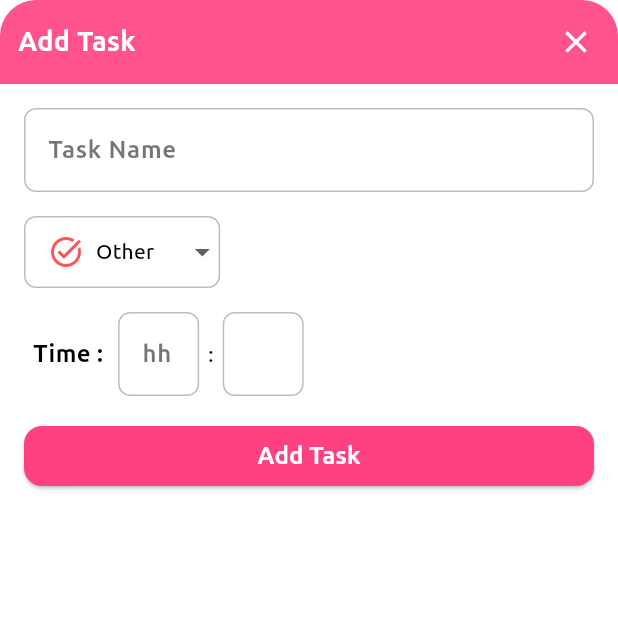
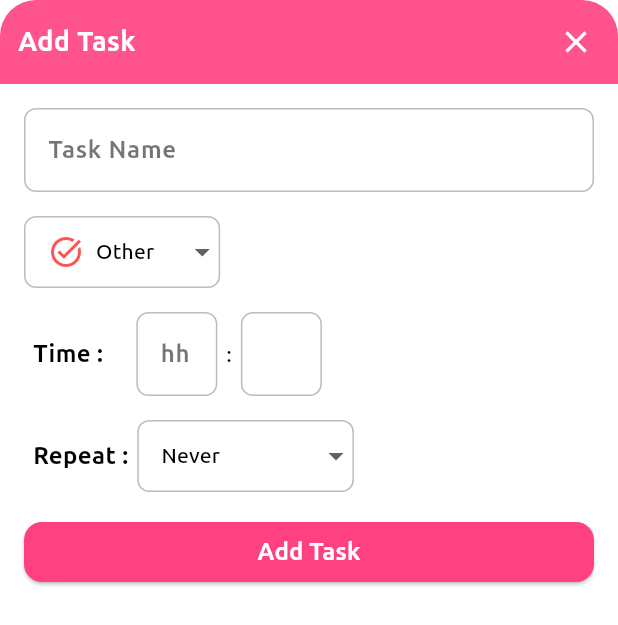
Before and after one commit to Dhana2513/TaskNest, a Flutter app: the AddTaskDialog widget shown alone on an empty page, opened directly, on a phone screen of 412 x 824 dp. Shown: the top 625 px of the screen. Run offline on Flutter 3.47's test engine with Material 3 defaults, Android fonts, the light colour scheme and no system bars; our stand-ins replace cloud_firestore, firebase_analytics, firebase_core, firebase_remote_config, recase; accounts and stored records are empty.

Commit message:
feat: added task scheduler

```diff
--- a/lib/core/constants/constants.dart
+++ b/lib/core/constants/constants.dart
@@ -46,17 +46,26 @@ abstract class Constants {
       'Are you sure you want to delete <<video>>?';
 
   static const selectTaskType = 'Select task type';
+  static const selectRepeatType = 'Select repeat type';
 
   static const hour = 'hh';
   static const minutes = 'mm';
 
-  static const time = 'Time : ';
+  static const time = 'Time :    ';
 
   static const provideTaskName = 'Please provide Task name';
 
   static const edit = 'Edit';
 
-  static const scheduleTask = 'Schedule Tasks';
+  static const scheduledTask = 'Scheduled Tasks';
 
   static const updateTask = 'Update task';
+
+  static const taskScheduler = 'Task Scheduler';
+
+  static const repeat = 'Repeat :';
+  static const repeatNever = 'Never';
+  static const repeatDaily = 'Daily';
+  static const repeatWeekly = 'Weekly';
+  static const repeatMonthly = 'Monthly';
 }
--- a/lib/core/services/firestore.dart
+++ b/lib/core/services/firestore.dart
@@ -1,6 +1,7 @@
 import 'dart:async';
 
 import 'package:cloud_firestore/cloud_firestore.dart';
+import 'package:task_nest/core/services/task_scheduler.dart';
 import 'package:task_nest/shared/model/task.dart';
 import 'package:task_nest/shared/type/task_type.dart';
 
@@ -63,6 +64,8 @@ class Firestore {
         }
       }
 
+      TaskScheduler.instance.scheduleTask(tasks);
+
       tasks.sort((t1, t2) => (t1.index ?? 0) > (t2.index ?? 0) ? 1 : 0);
 
       workTaskStream.sink
--- a/lib/features/home/add_task_dialog.dart
+++ b/lib/features/home/add_task_dialog.dart
@@ -10,6 +10,7 @@ import 'package:task_nest/core/widgets/ui_button.dart';
 import 'package:task_nest/core/widgets/ui_dialog.dart';
 import 'package:task_nest/core/widgets/ui_text_field.dart';
 import 'package:task_nest/shared/model/task.dart';
+import 'package:task_nest/shared/type/repeat_type.dart';
 import 'package:task_nest/shared/type/task_type.dart';
 
 import '../../core/constants/constants.dart';
@@ -35,6 +36,7 @@ class _AddTaskDialogState extends State<AddTaskDialog> {
   late final TextEditingController minuteController;
   late final ValueNotifier<bool> loadingNotifier;
   late TaskType selectedTaskType;
+  late RepeatType selectedRepeatType = RepeatType.never;
 
   @override
   void initState() {
@@ -52,14 +54,18 @@ class _AddTaskDialogState extends State<AddTaskDialog> {
 
     selectedTaskType =
         widget.taskType ?? widget.task?.taskType ?? TaskType.other;
+
+    selectedRepeatType = widget.task?.repeatType ?? RepeatType.never;
   }
 
   Widget get padding => const SizedBox(height: BoxPadding.standard);
 
   void showError(String message) {
-    ScaffoldMessenger.of(context)
-        .showSnackBar(
-        SnackBar(content: Text(message, style: UITextStyle.body,)));
+    ScaffoldMessenger.of(context).showSnackBar(SnackBar(
+        content: Text(
+      message,
+      style: UITextStyle.body,
+    )));
   }
 
   void addTask() async {
@@ -71,6 +77,7 @@ class _AddTaskDialogState extends State<AddTaskDialog> {
       showError(Constants.provideTaskName);
       return;
     }
+
     loadingNotifier.value = true;
 
     final hours = int.tryParse(hourText) ?? 0;
@@ -78,17 +85,20 @@ class _AddTaskDialogState extends State<AddTaskDialog> {
 
     final duration = (hours * 60) + minutes;
 
-
     final task = Task(
       name: taskName,
       taskType: selectedTaskType,
       minutes: duration,
+      date: DateTime.now(),
+      repeatType: selectedRepeatType,
     );
 
     if (widget.task != null) {
       final updatedTask = widget.task!.copyWith(
         name: taskName,
         taskType: selectedTaskType,
+        date: DateTime.now(),
+        repeatType: selectedRepeatType,
         minutes: duration,
       );
 
@@ -128,11 +138,13 @@ class _AddTaskDialogState extends State<AddTaskDialog> {
                   ),
                   child: DropdownButton<TaskType>(
                     underline: Container(),
-                    hint: const Text(Constants.selectTaskType, style: UITextStyle.body,),
+                    hint: const Text(
+                      Constants.selectTaskType,
+                      style: UITextStyle.body,
+                    ),
                     value: selectedTaskType,
                     items: TaskType.values
-                        .map((taskType) =>
-                        DropdownMenuItem<TaskType>(
+                        .map((taskType) => DropdownMenuItem<TaskType>(
                               value: taskType,
                               child: Padding(
                                 padding: const EdgeInsets.symmetric(
@@ -143,7 +155,10 @@ class _AddTaskDialogState extends State<AddTaskDialog> {
                                   children: [
                                     taskType.icon,
                                     const SizedBox(width: BoxPadding.small),
-                                Text(taskType.name.titleCase, style: UITextStyle.body,),
+                                    Text(
+                                      taskType.name.titleCase,
+                                      style: UITextStyle.body,
+                                    ),
                                   ],
                                 ),
                               ),
@@ -175,7 +190,10 @@ class _AddTaskDialogState extends State<AddTaskDialog> {
                 ),
                 const Padding(
                   padding: EdgeInsets.all(BoxPadding.xSmall),
-                    child: Text(':', style: UITextStyle.body,),
+                  child: Text(
+                    ':',
+                    style: UITextStyle.body,
+                  ),
                 ),
                 SizedBox(
                   width: BoxPadding.xxLarge + BoxPadding.xSmall,
@@ -185,6 +203,49 @@ class _AddTaskDialogState extends State<AddTaskDialog> {
                     keyboardType: TextInputType.number,
                   ),
                 ),
+              ],
+            ),
+            padding,
+            Row(
+              children: [
+                const Padding(
+                  padding: EdgeInsets.all(BoxPadding.xSmall),
+                  child: Text(Constants.repeat, style: UITextStyle.subtitle1),
+                ),
+                DecoratedBox(
+                  decoration: BoxDecoration(
+                    border: Border.all(color: Colors.grey.shade400),
+                    borderRadius: BorderRadius.circular(BoxPadding.small),
+                  ),
+                  child: DropdownButton<RepeatType>(
+                    underline: Container(),
+                    hint: const Text(
+                      Constants.selectRepeatType,
+                      style: UITextStyle.body,
+                    ),
+                    value: selectedRepeatType,
+                    items: RepeatType.values
+                        .map((repeatType) => DropdownMenuItem<RepeatType>(
+                              value: repeatType,
+                              child: Padding(
+                                padding: const EdgeInsets.symmetric(
+                                  vertical: BoxPadding.small,
+                                  horizontal: BoxPadding.standard,
+                                ),
+                                child: Text(
+                                  repeatType.name.titleCase,
+                                  style: UITextStyle.body,
+                                ),
+                              ),
+                            ))
+                        .toList(),
+                    onChanged: (selected) {
+                      setState(() {
+                        selectedRepeatType = selected ?? RepeatType.never;
+                      });
+                    },
+                  ),
+                )
               ],
             ),
             padding,
--- a/lib/features/home/widget/total_time_required.dart
+++ b/lib/features/home/widget/total_time_required.dart
@@ -46,7 +46,7 @@ class TotalTimeRequired extends StatelessWidget {
       ),
       padding: const EdgeInsets.all(BoxPadding.standard),
       child: Text(
-        'Total required time ${duration.toStringTime} min',
+        'Total required time ${duration.toStringTime} hrs',
         style: UITextStyle.subtitle1.copyWith(
           color: Theme.of(context).primaryColor,
         ),
--- a/lib/main.dart
+++ b/lib/main.dart
@@ -2,7 +2,7 @@ import 'package:firebase_core/firebase_core.dart';
 import 'package:flutter/material.dart';
 
 import 'features/home/home_screen.dart';
-import 'theme/theme.dart';
+import 'shared/theme/theme.dart';
 
 void main() async {
   WidgetsFlutterBinding.ensureInitialized();
--- a/lib/shared/model/task.dart
+++ b/lib/shared/model/task.dart
@@ -1,4 +1,5 @@
 import 'package:task_nest/core/extensions/map_extension.dart';
+import 'package:task_nest/shared/type/repeat_type.dart';
 import 'package:task_nest/shared/type/task_type.dart';
 
 class Task {
@@ -11,6 +12,8 @@ class Task {
     this.complete,
     this.subTasks,
     this.completedDate,
+    this.date,
+    this.repeatType = RepeatType.never,
   });
 
   String? documentID;
@@ -22,6 +25,8 @@ class Task {
   List<Task>? subTasks;
   TaskType taskType;
   DateTime? completedDate;
+  DateTime? date;
+  RepeatType repeatType;
 
   factory Task.fromJson({
     String? documentID,
@@ -34,7 +39,9 @@ class Task {
       minutes: json.intForKey(TaskKey.minutes),
       complete: json.boolForKey(TaskKey.complete),
       taskType: TaskTypeX.fromString(json.stringForKey(TaskKey.taskType)),
+      repeatType: RepeatTypeX.fromString(json.stringForKey(TaskKey.repeatType)),
       completedDate: json.dateForKey(TaskKey.completedDate),
+      date: json.dateForKey(TaskKey.date),
       subTasks: json
           .listForKey(TaskKey.subTasks)
           .map((item) => Task.fromJson(json: item))
@@ -50,6 +57,8 @@ class Task {
       TaskKey.minutes: minutes,
       TaskKey.complete: complete,
       TaskKey.completedDate: completedDate,
+      TaskKey.date: date,
+      TaskKey.repeatType: repeatType.name,
       TaskKey.subTasks: subTasks?.map((task) => task.toJson()).toList() ?? []
     };
   }
@@ -63,6 +72,8 @@ class Task {
     bool? complete,
     List<Task>? subTasks,
     DateTime? completedDate,
+    DateTime? date,
+    RepeatType? repeatType,
   }) {
     return Task(
       documentID: documentID ?? this.documentID,
@@ -73,6 +84,8 @@ class Task {
       complete: complete ?? this.complete,
       subTasks: subTasks ?? this.subTasks,
       completedDate: completedDate ?? this.completedDate,
+      date: date ?? this.date,
+      repeatType: repeatType ?? this.repeatType,
     );
   }
 }
@@ -85,4 +98,6 @@ abstract class TaskKey {
   static const complete = 'complete';
   static const completedDate = 'completedDate';
   static const subTasks = 'subTasks';
+  static const date = 'date';
+  static const repeatType = 'repeatType';
 }
--- /dev/null
+++ b/lib/shared/type/repeat_type.dart
@@ -0,0 +1,21 @@
+enum RepeatType {
+  daily,
+  weekly,
+  monthly,
+  never,
+}
+
+extension RepeatTypeX on RepeatType {
+  static RepeatType fromString(String value) {
+    switch (value.toLowerCase()) {
+      case 'daily':
+        return RepeatType.daily;
+      case 'weekly':
+        return RepeatType.weekly;
+      case 'monthly':
+        return RepeatType.monthly;
+      default:
+        return RepeatType.never;
+    }
+  }
+}
```
Also changed, not shown: lib/core/extensions/date_time_extenssion.dart (added, +11 -0 lines), lib/core/services/task_scheduler.dart (added, +67 -0 lines), lib/features/home/home_screen.dart (+24 -7 lines), lib/features/scheduled_tasks/scheduled_tasks.dart (added, +20 -0 lines), lib/shared/theme/theme.dart (renamed from lib/theme/theme.dart). Lines whose indentation alone changed are shown as unchanged.
